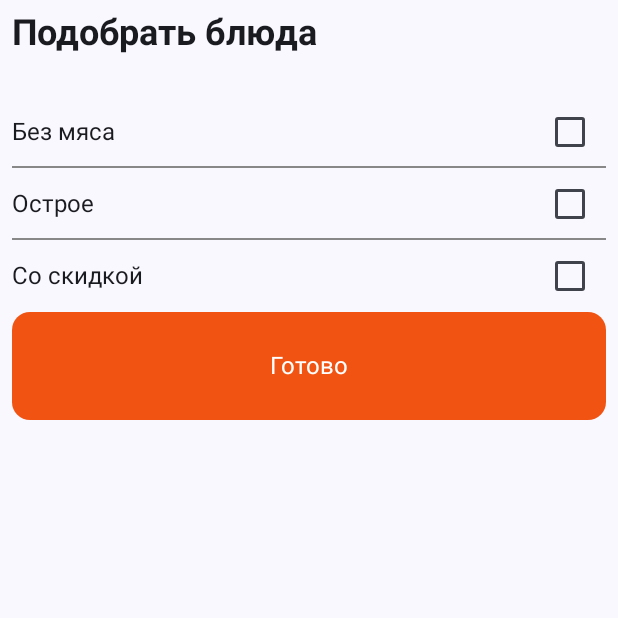
After one commit to Ilya193/Foodies, an Android app built with Jetpack Compose: the composable BottomSheet called with empty values, on a phone screen of 412 x 824 dp, the top half of it. The commit adds this screen. Run offline under Robolectric (Android 15) with nearby library versions, the phone set to English and light mode, and no system bars.

Commit message:
implementation filter

```diff
--- a/app/build.gradle.kts
+++ b/app/build.gradle.kts
@@ -54,7 +54,7 @@ dependencies {
     implementation("androidx.core:core-ktx:1.12.0")
     implementation("androidx.lifecycle:lifecycle-runtime-ktx:2.7.0")
     implementation("androidx.activity:activity-compose:1.8.2")
-    implementation(platform("androidx.compose:compose-bom:2023.08.00"))
+    implementation(platform("androidx.compose:compose-bom:2024.03.00"))
     implementation("androidx.compose.ui:ui")
     implementation("androidx.compose.ui:ui-graphics")
     implementation("androidx.compose.ui:ui-tooling-preview")
--- a/app/src/main/java/ru/ikom/foodies/ui/theme/Theme.kt
+++ b/app/src/main/java/ru/ikom/foodies/ui/theme/Theme.kt
@@ -17,7 +17,7 @@ import androidx.compose.ui.platform.LocalView
 import androidx.core.view.WindowCompat
 
 private val DarkColorScheme = darkColorScheme(
-    primary = Purple80,
+    primary = Orange,
     secondary = PurpleGrey80,
     tertiary = Pink80
 )
--- /dev/null
+++ b/feature-catalog/src/main/java/ru/ikom/feature_catalog/presentation/BottomSheet.kt
@@ -0,0 +1,83 @@
+package ru.ikom.feature_catalog.presentation
+
+import androidx.compose.foundation.clickable
+import androidx.compose.foundation.interaction.MutableInteractionSource
+import androidx.compose.foundation.layout.Box
+import androidx.compose.foundation.layout.Column
+import androidx.compose.foundation.layout.fillMaxSize
+import androidx.compose.foundation.layout.fillMaxWidth
+import androidx.compose.foundation.layout.height
+import androidx.compose.foundation.layout.padding
+import androidx.compose.foundation.layout.wrapContentHeight
+import androidx.compose.material3.Card
+import androidx.compose.material3.CardDefaults
+import androidx.compose.material3.Text
+import androidx.compose.runtime.Composable
+import androidx.compose.runtime.mutableStateListOf
+import androidx.compose.runtime.remember
+import androidx.compose.ui.Alignment
+import androidx.compose.ui.Modifier
+import androidx.compose.ui.graphics.Color
+import androidx.compose.ui.res.stringResource
+import androidx.compose.ui.text.TextStyle
+import androidx.compose.ui.text.font.FontWeight
+import androidx.compose.ui.unit.dp
+import androidx.compose.ui.unit.sp
+import ru.ikom.common.Orange
+import ru.ikom.feature_catalog.R
+
+@Composable
+fun BottomSheet(initial: List<Int>, onReady: (List<Int>) -> Unit) {
+    val interactionSource = remember { MutableInteractionSource() }
+    val selected = remember { mutableStateListOf<Int>().apply {
+        addAll(initial)
+    } }
+    Column(modifier = Modifier.wrapContentHeight().padding(8.dp)) {
+        Text(
+            stringResource(R.string.pick_up_dishes),
+            style = TextStyle(fontWeight = FontWeight.Bold, fontSize = 24.sp)
+        )
+
+        FilterItem(stringResource(R.string.without_meat), 1 in initial) {
+            if (it)
+                selected.add(1)
+            else
+                selected.remove(1)
+        }
+        FilterItem(stringResource(R.string.acute), 2 in initial) {
+            if (it)
+                selected.add(2)
+            else
+                selected.remove(2)
+        }
+        FilterItem(stringResource(R.string.with_discount), 3 in initial, false) {
+            if (it)
+                selected.add(3)
+            else
+                selected.remove(3)
+        }
+
+        Card(
+            modifier = Modifier.fillMaxWidth().height(72.dp).clickable(
+                interactionSource = interactionSource,
+                indication = null
+            ) {
+                onReady(selected.toList())
+                selected.clear()
+            },
+            colors = CardDefaults.cardColors(
+                containerColor = Orange
+            ),
+        ) {
+            Box(
+                modifier = Modifier.fillMaxSize(),
+                contentAlignment = Alignment.Center
+            ) {
+                Text(
+                    text = stringResource(R.string.ready),
+                    style = TextStyle(color = Color.White, fontSize = 16.sp)
+                )
+            }
+        }
+    }
+}
--- /dev/null
+++ b/feature-catalog/src/main/java/ru/ikom/feature_catalog/presentation/FilterItem.kt
@@ -0,0 +1,52 @@
+package ru.ikom.feature_catalog.presentation
+
+import androidx.compose.foundation.background
+import androidx.compose.foundation.layout.Box
+import androidx.compose.foundation.layout.fillMaxWidth
+import androidx.compose.foundation.layout.height
+import androidx.compose.material3.Checkbox
+import androidx.compose.material3.CheckboxDefaults
+import androidx.compose.material3.Text
+import androidx.compose.runtime.Composable
+import androidx.compose.runtime.getValue
+import androidx.compose.runtime.mutableStateOf
+import androidx.compose.runtime.remember
+import androidx.compose.runtime.setValue
+import androidx.compose.ui.Alignment
+import androidx.compose.ui.Modifier
+import androidx.compose.ui.graphics.Color
+import androidx.compose.ui.text.TextStyle
+import androidx.compose.ui.unit.dp
+import androidx.compose.ui.unit.sp
+import ru.ikom.common.Orange
+
+@Composable
+fun FilterItem(text: String, initial: Boolean, line: Boolean = true, choose: (Boolean) -> Unit) {
+    var checkedState by remember { mutableStateOf(initial) }
+    Box(modifier = Modifier.fillMaxWidth().height(48.dp)) {
+        Text(
+            modifier = Modifier.align(Alignment.CenterStart),
+            text = text,
+            style = TextStyle(fontSize = 16.sp)
+        )
+
+        Checkbox(
+            modifier = Modifier.align(Alignment.CenterEnd),
+            checked = checkedState,
+            onCheckedChange = { value ->
+                checkedState = value
+                choose(value)
+            },
+            colors = CheckboxDefaults.colors(
+                checkedColor = Orange,
+                checkmarkColor = Color.White,
+            )
+        )
+
+        if (line)
+            Box(
+                modifier = Modifier.fillMaxWidth().height(1.dp).align(Alignment.BottomCenter)
+                    .background(Color.Gray)
+            )
+    }
+}
--- a/feature-catalog/src/main/res/values/strings.xml
+++ b/feature-catalog/src/main/res/values/strings.xml
@@ -2,5 +2,12 @@
 <resources>
     <string name="search_dish">Найти блюдо</string>
     <string name="enter_name_dish">Введите название блюда, которое ищете</string>
+    <string name="nothing_found">Ничего не нашлось :(</string>
+    <string name="no_dishes_found">Таких блюд нет :(\n Попробуйте изменить фильтры</string>
     <string name="currency">₽</string>
+    <string name="pick_up_dishes">Подобрать блюда\n</string>
+    <string name="ready">Готово</string>
+    <string name="without_meat">Без мяса</string>
+    <string name="acute">Острое</string>
+    <string name="with_discount">Со скидкой</string>
 </resources>
```
Also changed, not shown: feature-catalog/build.gradle.kts (+9 -9 lines), feature-catalog/src/main/java/ru/ikom/feature_catalog/presentation/CatalogScreen.kt (+89 -12 lines), feature-catalog/src/main/java/ru/ikom/feature_catalog/presentation/CatalogViewModel.kt (+34 -6 lines).
